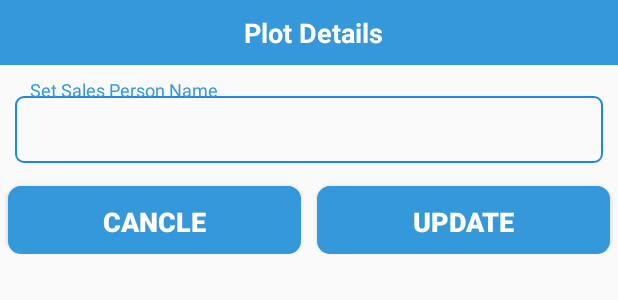
After one commit to aartisoft/ChoicePropertiesSales, an Android app: the layout dialogsetsalesperson.xml on its own in the app's theme, with its tools: preview values and no code run, on a phone screen of 412 x 824 dp. The commit adds this screen. Shown: the top 300 px of the screen. Run offline under Robolectric (Android 15) with nearby library versions, the phone set to English and light mode, and no system bars.

Commit message:
Updated on 28.01.2020 at 3.56

```diff
--- a/app/src/main/java/com/example/choiceproperties_sales/Views/Adapters/Sales_Customer_Verified_Requests_Adapter.java
+++ b/app/src/main/java/com/example/choiceproperties_sales/Views/Adapters/Sales_Customer_Verified_Requests_Adapter.java
@@ -1,20 +1,29 @@
 package com.example.choiceproperties_sales.Views.Adapters;
 
+import android.app.Dialog;
 import android.content.Context;
 import android.view.LayoutInflater;
 import android.view.View;
 import android.view.ViewGroup;
+import android.widget.Button;
+import android.widget.EditText;
 import android.widget.LinearLayout;
 import android.widget.TextView;
+import android.widget.Toast;
 
 import androidx.cardview.widget.CardView;
 import androidx.recyclerview.widget.RecyclerView;
 
+import com.example.choiceproperties_sales.CallBack.CallBack;
+import com.example.choiceproperties_sales.Constant.Constant;
 import com.example.choiceproperties_sales.Models.Customer;
 import com.example.choiceproperties_sales.Models.Requests;
 import com.example.choiceproperties_sales.R;
 import com.example.choiceproperties_sales.Views.dialog.ProgressDialogClass;
 import com.example.choiceproperties_sales.repository.LeedRepository;
+import com.example.choiceproperties_sales.repository.UserRepository;
+import com.example.choiceproperties_sales.repository.impl.LeedRepositoryImpl;
+import com.example.choiceproperties_sales.repository.impl.UserRepositoryImpl;
 
 import java.util.List;
 
@@ -24,7 +33,7 @@ public class Sales_Customer_Verified_Requests_Adapter extends RecyclerView.Adapt
     private Context context;
     private boolean isFromRequest;
     ProgressDialogClass progressDialogClass;
-    LeedRepository leedRepository;
+    UserRepository userRepository;
 
     public Sales_Customer_Verified_Requests_Adapter(Context context, List<Requests> userArrayList, boolean isFromRequest) {
         this.context = context;
@@ -46,6 +55,7 @@ public class Sales_Customer_Verified_Requests_Adapter extends RecyclerView.Adapt
     public void onBindViewHolder(final Sales_Customer_Verified_Requests_Adapter.ViewHolder holder, int position) {
         final Requests request = searchArrayList.get(position);
 
+        userRepository = new UserRepositoryImpl();
         if (request.getName() != null) {
             holder.txtCustomerName.setText(": " + searchArrayList.get(position).getName());
         } else {
@@ -70,7 +80,50 @@ public class Sales_Customer_Verified_Requests_Adapter extends RecyclerView.Adapt
         holder.card_view_status.setOnClickListener(new View.OnClickListener() {
             @Override
             public void onClick(View view) {
-                Customer customer = new Customer();
+
+                final Dialog dialog = new Dialog(holder.card_view.getContext());
+                dialog.setContentView(R.layout.dialogsetsalesperson);
+
+                Button btnUpdate = (Button) dialog.findViewById(R.id.dialogButtonupdate);
+                Button btnCancle = (Button) dialog.findViewById(R.id.dialogButtoncancle);
+                final EditText SalesPerson = (EditText) dialog.findViewById(R.id.edit_attended_by);
+
+                btnUpdate.setOnClickListener(new View.OnClickListener() {
+                    @Override
+                    public void onClick(View view) {
+                        Customer customer = new Customer();
+                        customer.setAddress(request.getAddress());
+                        customer.setDiscussion(request.getMessage());
+                        customer.setMobile(request.getMobile());
+                        customer.setName(request.getName());
+                        customer.setStatus(Constant.STATUS_REQUEST_VISITED);
+                        customer.setCustomerId(Constant.CUSTOMERS_TABLE_REF.push().getKey());
+                        customer.setCreatedDateTime(request.getCreatedDateTimeLong());
+                        customer.setAttendedBy(SalesPerson.getText().toString());
+
+                        userRepository.createCustomer(customer, new CallBack() {
+                            @Override
+                            public void onSuccess(Object object) {
+                                Toast.makeText(context, "Updated", Toast.LENGTH_SHORT).show();
+                                dialog.dismiss();
+                            }
+
+                            @Override
+                            public void onError(Object object) {
+
+                            }
+                        });
+                    }
+                });
+
+                btnCancle.setOnClickListener(new View.OnClickListener() {
+                    @Override
+                    public void onClick(View view) {
+                        dialog.dismiss();
+                    }
+                });
+
+                dialog.show();
             }
         });
     }
--- /dev/null
+++ b/app/src/main/res/layout/dialogsetsalesperson.xml
@@ -0,0 +1,90 @@
+<?xml version="1.0" encoding="utf-8"?>
+<RelativeLayout xmlns:android="http://schemas.android.com/apk/res/android"
+    android:layout_width="fill_parent"
+    android:layout_height="fill_parent">
+
+    <RelativeLayout
+        android:id="@+id/layouttop"
+        android:layout_width="wrap_content"
+        android:layout_height="wrap_content"
+        android:background="@color/colorPrimary"
+        android:gravity="center_horizontal">
+
+        <TextView
+            android:id="@+id/textheader"
+            android:layout_width="fill_parent"
+            android:layout_height="wrap_content"
+            android:layout_gravity="center_horizontal"
+            android:layout_marginLeft="5sp"
+            android:gravity="center_horizontal"
+            android:paddingTop="9dp"
+            android:paddingBottom="9dp"
+            android:text="Plot Details"
+            android:textColor="#ffffff"
+            android:textSize="18sp"
+            android:textStyle="normal|bold" />
+    </RelativeLayout>
+
+    <LinearLayout
+        android:id="@+id/layout_Edit"
+        android:layout_width="match_parent"
+        android:layout_height="wrap_content"
+        android:layout_below="@+id/layouttop">
+
+        <com.google.android.material.textfield.TextInputLayout
+            android:layout_width="match_parent"
+            android:layout_height="wrap_content"
+            android:layout_below="@+id/layouttop"
+            android:layout_margin="10dp">
+
+            <com.google.android.material.textfield.TextInputEditText
+                android:id="@+id/edit_attended_by"
+                android:layout_width="match_parent"
+                android:layout_height="wrap_content"
+                android:background="@drawable/edittextanimation"
+                android:padding="10dp"
+                android:hint="Set Sales Person Name" />
+
+        </com.google.android.material.textfield.TextInputLayout>
+
+    </LinearLayout>
+
+    <LinearLayout
+        android:id="@+id/layoutbuttons"
+        android:layout_width="match_parent"
+        android:layout_height="wrap_content"
+        android:layout_below="@+id/layout_Edit"
+        android:gravity="center_horizontal"
+        android:orientation="horizontal"
+        android:weightSum="100">
+
+        <Button
+            android:id="@+id/dialogButtoncancle"
+            android:layout_width="wrap_content"
+            android:layout_height="wrap_content"
+            android:layout_margin="5dp"
+            android:layout_weight="50"
+            android:background="@drawable/view_dropshadow2"
+            android:hint="Enter Notice Name"
+            android:text="Cancle"
+            android:textColor="#ffffff"
+            android:textSize="18sp"
+            android:textStyle="normal|bold" />
+
+        <Button
+            android:id="@+id/dialogButtonupdate"
+            android:layout_width="wrap_content"
+            android:layout_height="wrap_content"
+            android:layout_margin="5dp"
+            android:layout_weight="50"
+            android:background="@drawable/view_dropshadow2"
+            android:hint="Enter Notice Name"
+            android:text="Update"
+            android:textColor="#ffffff"
+            android:textSize="18sp"
+            android:textStyle="normal|bold" />
+
+
+    </LinearLayout>
+
+</RelativeLayout>
```
